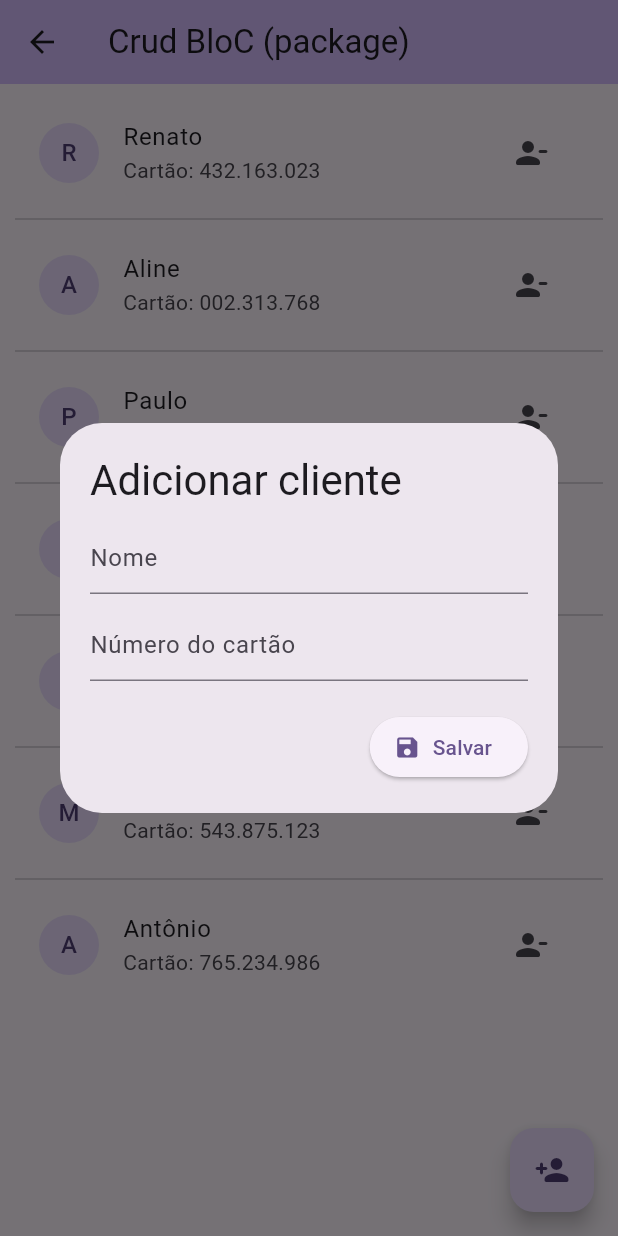
After one commit to williamsaborido/test_bloc, a Flutter app: the CrudPackage screen opened by its route, after a tap on the "person remove" icon, after a tap on the "person add" icon, on a phone screen of 412 x 824 dp. The commit adds this screen. Run offline on Flutter 3.47's test engine with Material 3 defaults, Android fonts, the phone set to English and light mode, and no system bars; our stand-ins replace bloc, flutter_bloc.

Commit message:
- Added Bloc package with example

```diff
--- /dev/null
+++ b/3.16.0/lib/crud_package/bloc/customer_bloc.dart
@@ -0,0 +1,28 @@
+import 'package:flutter_bloc/flutter_bloc.dart';
+import 'package:test/crud_package/bloc/customer_event.dart';
+import 'package:test/crud_package/bloc/customer_state.dart';
+import 'package:test/crud_package/repositories/customer_repository.dart';
+
+class CustomerBloc extends Bloc<CustomerEvent, CustomerState> {
+  final _repository = CustomerRepository();
+
+  CustomerBloc() : super(CustomerInitialState()) {
+    on<GetListCustomerEvent>((event, emit) async {
+      emit(CustomerLoadingState());
+      final data = await _repository.getList();
+      emit(CustomerSuccessState(data: data));
+    });
+
+    on<CreateCustomerEvent>((event, emit) async {
+      emit(CustomerLoadingState());
+      var data = await _repository.create(event.customer);
+      emit(CustomerSuccessState(data: data));
+    });
+
+    on<DeleteCustomerEvent>((event, emit) async {
+      emit(CustomerLoadingState());
+      var data = await _repository.delete(event.customer);
+      emit(CustomerSuccessState(data: data));
+    });
+  }
+}
--- /dev/null
+++ b/3.16.0/lib/crud_package/bloc/customer_event.dart
@@ -0,0 +1,17 @@
+import 'package:test/crud_package/models/customer.dart';
+
+sealed class CustomerEvent {}
+
+class GetListCustomerEvent extends CustomerEvent {}
+
+class CreateCustomerEvent extends CustomerEvent {
+  final Customer customer;
+
+  CreateCustomerEvent({required this.customer});
+}
+
+class DeleteCustomerEvent extends CustomerEvent {
+  final Customer customer;
+
+  DeleteCustomerEvent({required this.customer});
+}
--- /dev/null
+++ b/3.16.0/lib/crud_package/bloc/customer_state.dart
@@ -0,0 +1,19 @@
+import 'package:test/crud_package/models/customer.dart';
+
+sealed class CustomerState {
+  List<Customer> data;
+
+  CustomerState({required this.data});
+}
+
+final class CustomerInitialState extends CustomerState {
+  CustomerInitialState() : super(data: []);
+}
+
+final class CustomerLoadingState extends CustomerState {
+  CustomerLoadingState() : super(data: []);
+}
+
+final class CustomerSuccessState extends CustomerState {
+  CustomerSuccessState({required List<Customer> data}) : super(data: data);
+}
--- /dev/null
+++ b/3.16.0/lib/crud_package/models/customer.dart
@@ -0,0 +1,9 @@
+class Customer {
+  final String name;
+  final String card;
+
+  Customer({
+    required this.name,
+    required this.card,
+  });
+}
--- /dev/null
+++ b/3.16.0/lib/crud_package/repositories/customer_repository.dart
@@ -0,0 +1,31 @@
+import 'package:test/crud_package/models/customer.dart';
+
+class CustomerRepository {
+  final List<Customer> _data = [
+    Customer(name: 'William', card: '132.123.123'),
+    Customer(name: 'Renato', card: '432.163.023'),
+    Customer(name: 'Aline', card: '002.313.768'),
+    Customer(name: 'Paulo', card: '792.894.000'),
+    Customer(name: 'Ângelo', card: '657.723.444'),
+    Customer(name: 'Pâmela', card: '122.333.567'),
+    Customer(name: 'Mirella', card: '543.875.123'),
+    Customer(name: 'Antônio', card: '765.234.986'),
+  ];
+
+  Future<List<Customer>> getList() async {
+    await Future.delayed(const Duration(milliseconds: 1500));
+    return _data;
+  }
+
+  Future<List<Customer>> create(Customer customer) async {
+    await Future.delayed(const Duration(milliseconds: 1500));
+    _data.add(customer);
+    return _data;
+  }
+
+  Future<List<Customer>> delete(Customer customer) async {
+    await Future.delayed(const Duration(milliseconds: 1500));
+    _data.remove(customer);
+    return _data;
+  }
+}
--- /dev/null
+++ b/3.16.0/lib/crud_package/views/create_customer.dart
@@ -0,0 +1,89 @@
+import 'package:flutter/material.dart';
+
+class CreateCustomer extends StatefulWidget {
+  const CreateCustomer({super.key});
+
+  @override
+  State<CreateCustomer> createState() => _CreateCustomerState();
+}
+
+class _CreateCustomerState extends State<CreateCustomer> {
+  final _formKey = GlobalKey<FormState>();
+  final _nameController = TextEditingController();
+  final _cardController = TextEditingController();
+
+  String? _validateName(String? value) {
+    if (value == null || value.isEmpty) {
+      return 'Informe o nome';
+    }
+
+    return null;
+  }
+
+  String? _validateCard(String? value) {
+    if (value == null || value.isEmpty) {
+      return 'Informe o número do cartão';
+    }
+
+    return null;
+  }
+
+  @override
+  void dispose() {
+    _nameController.dispose();
+    _cardController.dispose();
+    super.dispose();
+  }
+
+  @override
+  Widget build(BuildContext context) {
+    return Padding(
+      padding: const EdgeInsets.all(20),
+      child: Form(
+        key: _formKey,
+        child: Column(
+          mainAxisSize: MainAxisSize.min,
+          children: [
+            Align(
+              alignment: Alignment.centerLeft,
+              child: Text(
+                'Adicionar cliente',
+                style: Theme.of(context).textTheme.headlineMedium,
+              ),
+            ),
+            const SizedBox(height: 10),
+            TextFormField(
+              controller: _nameController,
+              validator: _validateName,
+              decoration: const InputDecoration(
+                hintText: 'Nome',
+              ),
+            ),
+            const SizedBox(height: 10),
+            TextFormField(
+              controller: _cardController,
+              validator: _validateCard,
+              decoration: const InputDecoration(
+                hintText: 'Número do cartão',
+              ),
+            ),
+            const SizedBox(height: 20),
+            Align(
+              alignment: Alignment.centerRight,
+              child: ElevatedButton.icon(
+                onPressed: () {
+                  if (_formKey.currentState?.validate() ?? false) {
+                    Navigator.of(context)
+                        .pop((_nameController.text, _cardController.text));
+                  }
+                },
+                icon: const Icon(Icons.save),
+                label: const Text('Salvar'),
+              ),
+            ),
+          ],
+        ),
+      ),
+    );
+  }
+}
--- /dev/null
+++ b/3.16.0/lib/crud_package/views/crud_package.dart
@@ -0,0 +1,100 @@
+import 'package:flutter/material.dart';
+import 'package:flutter_bloc/flutter_bloc.dart';
+import 'package:test/crud_package/bloc/customer_bloc.dart';
+import 'package:test/crud_package/bloc/customer_event.dart';
+import 'package:test/crud_package/bloc/customer_state.dart';
+import 'package:test/crud_package/models/customer.dart';
+import 'package:test/crud_package/views/create_customer.dart';
+
+class CrudPackage extends StatefulWidget {
+  const CrudPackage({super.key});
+
+  @override
+  State<CrudPackage> createState() => _CrudPackageState();
+}
+
+class _CrudPackageState extends State<CrudPackage> {
+  late final CustomerBloc _bloc;
+
+  @override
+  void initState() {
+    super.initState();
+    _bloc = CustomerBloc();
+    _bloc.add(GetListCustomerEvent());
+  }
+
+  @override
+  void dispose() {
+    _bloc.close();
+    super.dispose();
+  }
+
+  void _addCustomer(BuildContext context) async {
+    (String name, String card)? customer = await showDialog(
+      context: context,
+      builder: (context) => const Dialog(
+        child: CreateCustomer(),
+      ),
+    );
+
+    if (customer != null) {
+      _bloc.add(
+        CreateCustomerEvent(
+          customer: Customer(name: customer.$1, card: customer.$2),
+        ),
+      );
+    }
+  }
+
+  @override
+  Widget build(BuildContext context) {
+    return Scaffold(
+      appBar: AppBar(
+        title: const Text('Crud BloC (package)'),
+        backgroundColor: Theme.of(context).colorScheme.inversePrimary,
+      ),
+      floatingActionButton: FloatingActionButton(
+        onPressed: () => _addCustomer(context),
+        child: const Icon(Icons.person_add_rounded),
+      ),
+      body: Padding(
+        padding: const EdgeInsets.all(10),
+        child: BlocBuilder<CustomerBloc, CustomerState>(
+            bloc: _bloc,
+            builder: (context, snapshot) {
+              final list = snapshot.data;
+
+              if (snapshot is CustomerLoadingState) {
+                return const Center(child: CircularProgressIndicator());
+              }
+
+              if (snapshot is CustomerSuccessState && list.isEmpty) {
+                return const Center(child: Icon(Icons.search));
+              }
+
+              return ListView.separated(
+                itemCount: list.length,
+                itemBuilder: (context, index) {
+                  return ListTile(
+                    leading: CircleAvatar(
+                      child: ClipRRect(
+                        borderRadius: BorderRadiusDirectional.circular(50),
+                        child: Text(list[index].name[0]),
+                      ),
+                    ),
+                    title: Text(list[index].name),
+                    subtitle: Text('Cartão: ${list[index].card}'),
+                    trailing: IconButton(
+                      onPressed: () =>
+                          _bloc.add(DeleteCustomerEvent(customer: list[index])),
+                      icon: const Icon(Icons.person_remove_rounded),
+                    ),
+                  );
+                },
+                separatorBuilder: (context, index) => const Divider(),
+              );
+            }),
+      ),
+    );
+  }
+}
--- a/3.16.0/lib/home/home.dart
+++ b/3.16.0/lib/home/home.dart
@@ -35,6 +35,13 @@ class Home extends StatelessWidget {
               icon: const Icon(Icons.person),
               label: const Text('Crud com BloC (packageless)'),
             ),
+            ElevatedButton.icon(
+              onPressed: () {
+                Navigator.of(context).pushNamed('crud-package');
+              },
+              icon: const Icon(Icons.person),
+              label: const Text('Crud com BloC (package)'),
+            ),
           ],
         ),
       ),
--- a/3.16.0/lib/main.dart
+++ b/3.16.0/lib/main.dart
@@ -1,6 +1,7 @@
 import 'package:flutter/material.dart';
 import 'package:test/counter_cubit/counter.dart';
 import 'package:test/counter_state_cubit.dart/counter_state.dart';
+import 'package:test/crud_package/views/crud_package.dart';
 import 'package:test/crud_packageless/views/crud_packageless.dart';
 import 'package:test/home/home.dart';
 
@@ -25,6 +26,7 @@ class MyApp extends StatelessWidget {
         'counter-cubit': (context) => Counter(),
         'counter-state-cubit': (context) => CounterState(),
         'crud-packageless': (context) => const CrudPackageless(),
+        'crud-package': (context) => const CrudPackage(),
       },
     );
   }
```
